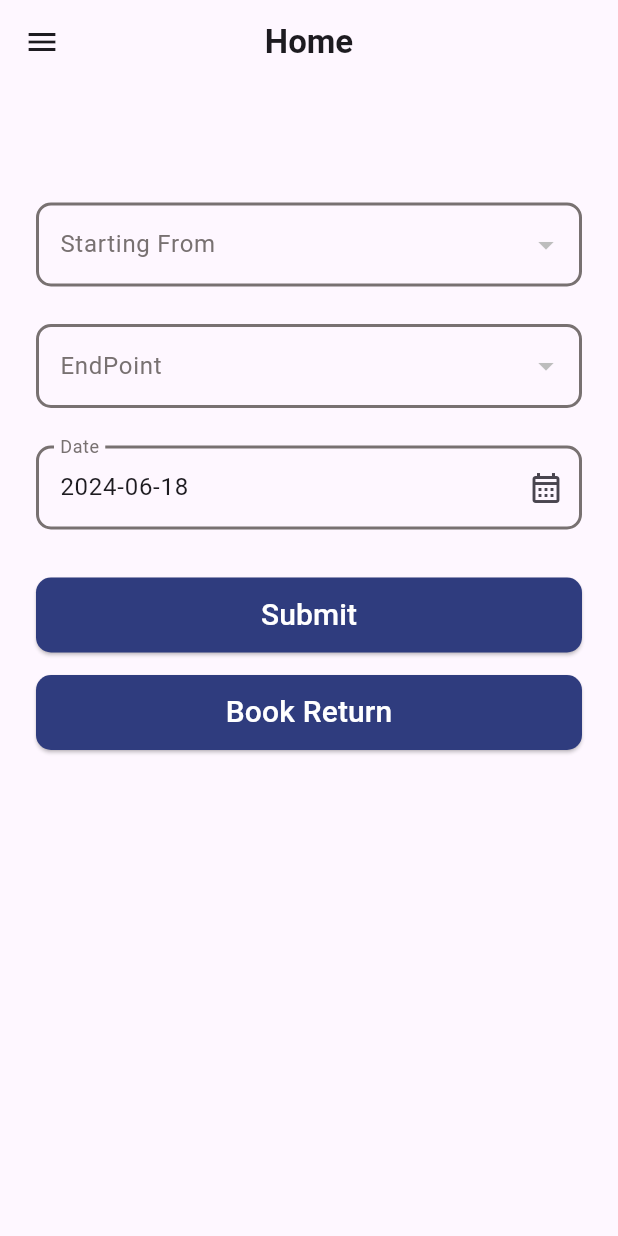
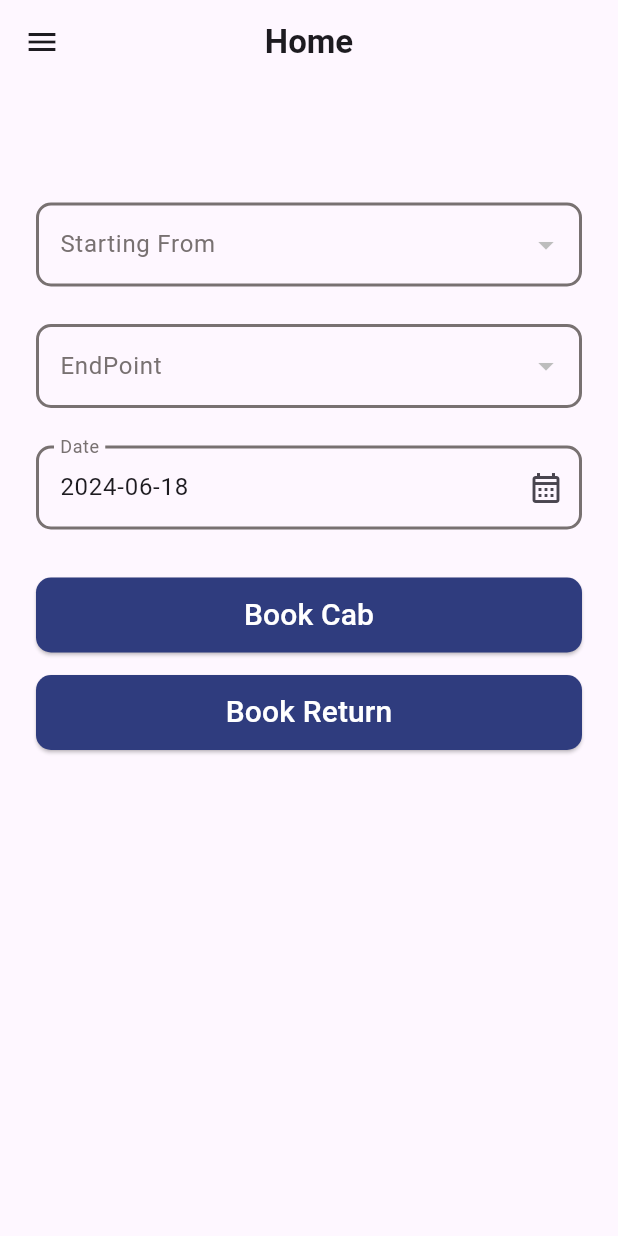
Before and after one commit to Mohammad-Rishad-p/info_cab, a Flutter app: the HomePage screen opened by its route, on a phone screen of 412 x 824 dp. Run offline on Flutter 3.47's test engine with Material 3 defaults, Android fonts, the phone set to English and light mode, and no system bars; our stand-ins replace cloud_firestore, firebase_core; accounts and stored records are empty; network calls fail.

Commit message:
button name change in home page

```diff
--- a/lib/main.dart
+++ b/lib/main.dart
@@ -22,7 +22,7 @@ class MyApp extends StatelessWidget {
   Widget build(BuildContext context) {
     return MaterialApp(
       debugShowCheckedModeBanner: false,
-      initialRoute: '/user_register',
+      initialRoute: '/user_profile',
       routes: {
         '/': (context) => HomePage(),
         '/register': (context) => UserRegisterPage(),
@@ -34,6 +34,7 @@ class MyApp extends StatelessWidget {
         '/addstop': (context) => AddPickUpPointPage(),
         '/home':(context) => HomePage(),
         '/user_register':(context) => UserRegisterPage(),
+        '/user_profile':(context) => UserProfilePage(),
 
       },
     );
--- a/lib/pages/user/home_page.dart
+++ b/lib/pages/user/home_page.dart
@@ -257,7 +257,7 @@ class _MyHomePageState extends State<HomePage> {
                 ),
               ),
               const SizedBox(height: 32.0),
-              Button(onPressed: () {}, text: "Submit"),
+              Button(onPressed: () {}, text: "Book Cab"),
               const SizedBox(
                 height: 15,
               ),
```
